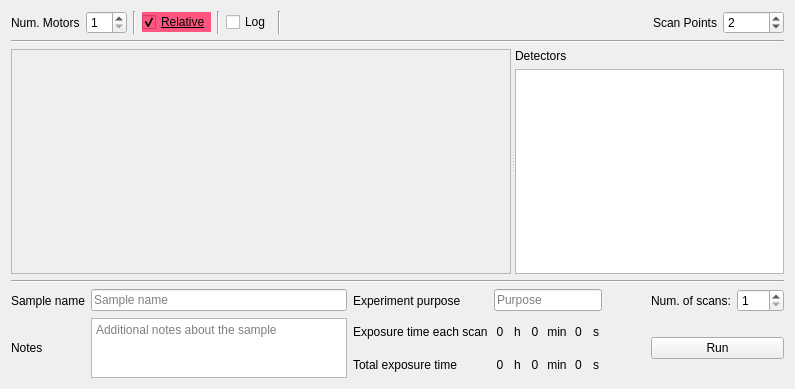
Qt form src/firefly/plans/line_scan.ui (spc-group/haven) before a commit.
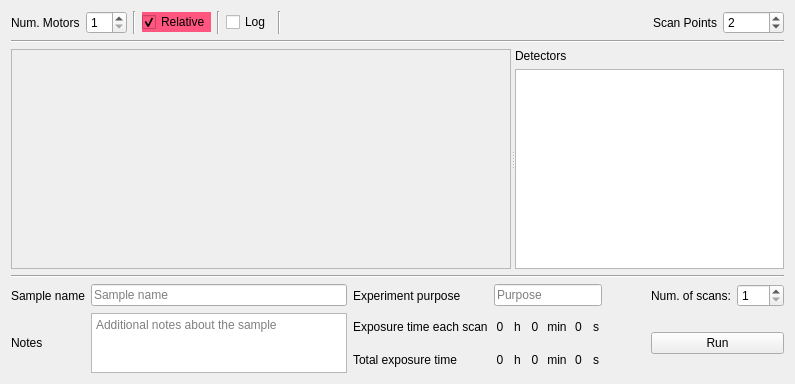
The same form after that commit. Custom widgets are drawn as their Qt base class.

Commit message: removed underlines in ui

What changed in the file:
```diff
--- a/src/firefly/plans/line_scan.ui
+++ b/src/firefly/plans/line_scan.ui
@@ -7,7 +7,7 @@
     <x>0</x>
     <y>0</y>
     <width>795</width>
-    <height>389</height>
+    <height>384</height>
    </rect>
   </property>
   <property name="windowTitle">
@@ -66,8 +66,7 @@
        <item>
         <widget class="QCheckBox" name="relative_scan_checkbox">
          <property name="styleSheet">
-          <string notr="true">background-color: rgb(255, 85, 127);
-text-decoration: underline;</string>
+          <string notr="true">background-color: rgb(255, 85, 127);</string>
          </property>
          <property name="text">
           <string>Relative</string>
@@ -449,7 +448,7 @@
            <x>0</x>
            <y>0</y>
            <width>498</width>
-           <height>213</height>
+           <height>208</height>
           </rect>
          </property>
          <layout class="QVBoxLayout" name="verticalLayout_7">
@@ -468,10 +467,13 @@
             <property name="orientation">
              <enum>Qt::Vertical</enum>
             </property>
+            <property name="sizeType">
+             <enum>QSizePolicy::Expanding</enum>
+            </property>
             <property name="sizeHint" stdset="0">
              <size>
-              <width>20</width>
-              <height>40</height>
+              <width>0</width>
+              <height>10</height>
              </size>
             </property>
            </spacer>
```
The commit also changes 1 other file.
